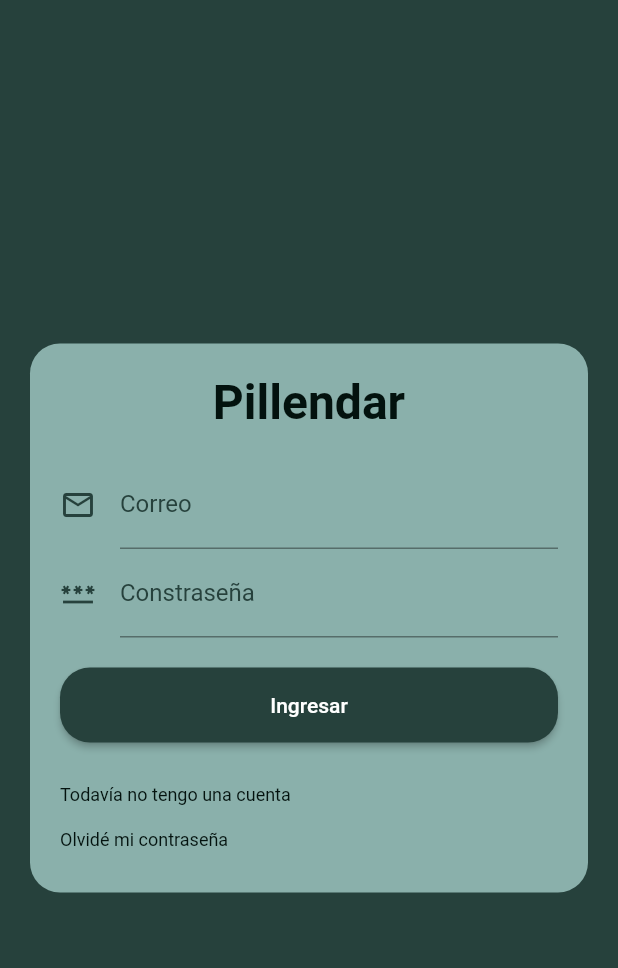
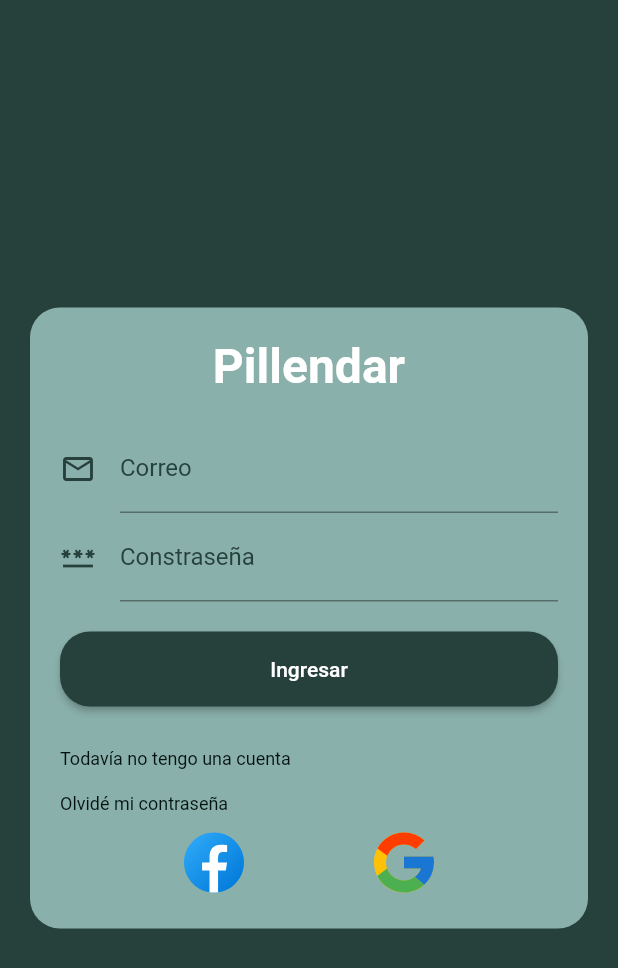
Before and after one commit to iPy849/Pillendar, a Flutter app: the screen it shows after launch, on a phone screen of 412 x 824 dp. Shown: the top 968 px of the screen. Run offline on Flutter 3.47's test engine with Material 2 defaults, Android fonts, the phone set to English and light mode, and no system bars; our stand-ins replace email_validator, flutter_svg.

Commit message:
Finished login markup

```diff
--- a/lib/i18n.dart
+++ b/lib/i18n.dart
@@ -4,6 +4,7 @@ import 'package:pillendar_app/settings.dart';
 class i18n {
   static const Map<String, String> _es = {
     "Login_view_title": "Pillendar",
+    "Login_view_socials_login_title": "Ingresar con:",
     "Login_view_email_input_label": "Correo",
     "Login_view_email_input_hint": "Escriba su correo",
     "Login_view_email_input_incorrect": "Escriba un email correcto",
@@ -13,10 +14,13 @@ class i18n {
     "Login_view_login_submit_button": "Ingresar",
     "Login_view_forget_password_button": "Olvidé mi contraseña",
     "Login_view_create_new_profile_button": "Todavía no tengo una cuenta",
+    "Development_mesaje":
+        "Lo sentimos, estamos trabajando sobre esta funcionalidad",
   };
 
   static const Map<String, String> _en = {
     "Login_view_title": "Pillendar",
+    "Login_view_socials_login_title": "Login with:",
     "Login_view_email_input_label": "Email",
     "Login_view_email_input_hint": "Type an email",
     "Login_view_email_input_incorrect": "Type a correct email",
@@ -26,6 +30,7 @@ class i18n {
     "Login_view_login_submit_button": "Login",
     "Login_view_forget_password_button": "I forgot my password",
     "Login_view_create_new_profile_button": "I don't have an account yet",
+    "Development_mesaje": "We are sorry, we still working on this feature",
   };
 
   static String getText(String key) {
--- a/lib/widgets/login/login_form.dart
+++ b/lib/widgets/login/login_form.dart
@@ -1,5 +1,6 @@
 import 'package:email_validator/email_validator.dart';
 import 'package:flutter/material.dart';
+import 'package:flutter_svg/flutter_svg.dart';
 import 'package:pillendar_app/i18n.dart';
 import 'package:pillendar_app/utils/Utils.dart';
 
@@ -41,7 +42,7 @@ class _LoginFormState extends State<LoginForm> with Utils {
         children: [
           Center(
             child: Text(i18n.getText("Login_view_title"),
-                style: AppTextStyle.heading_1),
+                style: AppTextStyle.headingWhite_1),
           ),
           const SizedBox(
             height: AppStyleConstants.separation,
@@ -119,6 +120,28 @@ class _LoginFormState extends State<LoginForm> with Utils {
               style: AppTextStyle.smallText,
             ),
           ),
+          Row(
+            mainAxisAlignment: MainAxisAlignment.spaceEvenly,
+            crossAxisAlignment: CrossAxisAlignment.center,
+            children: [
+              IconButton(
+                onPressed: () {
+                  ScaffoldMessenger.of(context).showSnackBar(
+                    SnackBar(
+                      content: Text(i18n.getText("Development_mesaje")),
+                    ),
+                  );
+                },
+                icon: SvgPicture.asset("assets/facebook_logo.svg"),
+                padding: EdgeInsets.zero,
+              ),
+              IconButton(
+                onPressed: () {},
+                icon: SvgPicture.asset("assets/google_logo.svg"),
+                padding: EdgeInsets.zero,
+              ),
+            ],
+          ),
         ],
       ),
     );
--- a/pubspec.yaml
+++ b/pubspec.yaml
@@ -38,6 +38,7 @@ dependencies:
   cupertino_icons: ^1.0.2
 
   email_validator: '^2.1.16'
+  flutter_svg: ^1.1.6
   get: ^4.6.5
 
 dev_dependencies:
@@ -63,9 +64,8 @@ flutter:
   uses-material-design: true
 
   # To add assets to your application, add an assets section, like this:
-  # assets:
-  #   - images/a_dot_burr.jpeg
-  #   - images/a_dot_ham.jpeg
+  assets:
+    - assets/
 
   # An image asset can refer to one or more resolution-specific "variants", see
   # https://flutter.dev/assets-and-images/#resolution-aware
```
Also changed, not shown: assets/facebook_logo.svg (added), assets/google_logo.svg (added), pubspec.lock.
